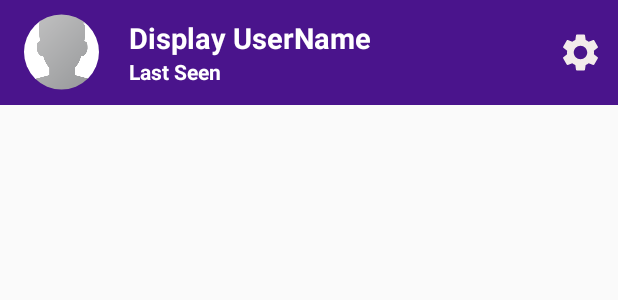
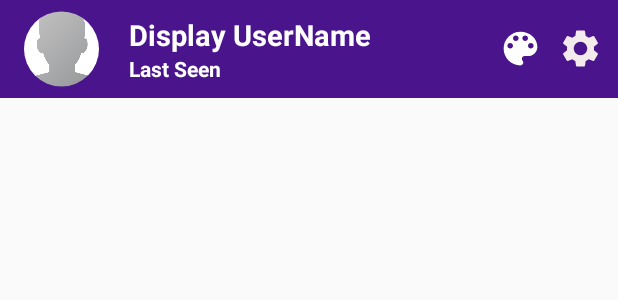
Before and after one commit to mishra-abhii/ChatMates, an Android app: the layout custom_chat_bar.xml on its own in the app's theme, with its tools: preview values and no code run, on a phone screen of 412 x 824 dp. Shown: the top 300 px of the screen. Run offline under Robolectric (Android 15) with nearby library versions, the phone set to English and light mode, and no system bars.

```diff
--- /dev/null
+++ b/app/src/main/res/drawable/ic_background_color.xml
@@ -0,0 +1,5 @@
+<vector android:height="24dp" android:tint="#000000"
+    android:viewportHeight="24" android:viewportWidth="24"
+    android:width="24dp" xmlns:android="http://schemas.android.com/apk/res/android">
+    <path android:fillColor="@android:color/white" android:pathData="M12,3c-4.97,0 -9,4.03 -9,9s4.03,9 9,9c0.83,0 1.5,-0.67 1.5,-1.5 0,-0.39 -0.15,-0.74 -0.39,-1.01 -0.23,-0.26 -0.38,-0.61 -0.38,-0.99 0,-0.83 0.67,-1.5 1.5,-1.5L16,16c2.76,0 5,-2.24 5,-5 0,-4.42 -4.03,-8 -9,-8zM6.5,12c-0.83,0 -1.5,-0.67 -1.5,-1.5S5.67,9 6.5,9 8,9.67 8,10.5 7.33,12 6.5,12zM9.5,8C8.67,8 8,7.33 8,6.5S8.67,5 9.5,5s1.5,0.67 1.5,1.5S10.33,8 9.5,8zM14.5,8c-0.83,0 -1.5,-0.67 -1.5,-1.5S13.67,5 14.5,5s1.5,0.67 1.5,1.5S15.33,8 14.5,8zM17.5,12c-0.83,0 -1.5,-0.67 -1.5,-1.5S16.67,9 17.5,9s1.5,0.67 1.5,1.5 -0.67,1.5 -1.5,1.5z"/>
+</vector>
--- /dev/null
+++ b/app/src/main/res/drawable/ic_notifications.xml
@@ -0,0 +1,5 @@
+<vector android:height="24dp" android:tint="#000000"
+    android:viewportHeight="24" android:viewportWidth="24"
+    android:width="24dp" xmlns:android="http://schemas.android.com/apk/res/android">
+    <path android:fillColor="@android:color/white" android:pathData="M7.58,4.08L6.15,2.65C3.75,4.48 2.17,7.3 2.03,10.5h2c0.15,-2.65 1.51,-4.97 3.55,-6.42zM19.97,10.5h2c-0.15,-3.2 -1.73,-6.02 -4.12,-7.85l-1.42,1.43c2.02,1.45 3.39,3.77 3.54,6.42zM18,11c0,-3.07 -1.64,-5.64 -4.5,-6.32L13.5,4c0,-0.83 -0.67,-1.5 -1.5,-1.5s-1.5,0.67 -1.5,1.5v0.68C7.63,5.36 6,7.92 6,11v5l-2,2v1h16v-1l-2,-2v-5zM12,22c0.14,0 0.27,-0.01 0.4,-0.04 0.65,-0.14 1.18,-0.58 1.44,-1.18 0.1,-0.24 0.15,-0.5 0.15,-0.78h-4c0.01,1.1 0.9,2 2.01,2z"/>
+</vector>
--- a/app/src/main/res/layout/custom_chat_bar.xml
+++ b/app/src/main/res/layout/custom_chat_bar.xml
@@ -1,24 +1,27 @@
 <?xml version="1.0" encoding="utf-8"?>
 <androidx.appcompat.widget.Toolbar xmlns:android="http://schemas.android.com/apk/res/android"
     android:layout_width="match_parent"
+    android:layout_height="65dp"
     android:background="@color/colorPrimary"
-    android:theme="@style/ThemeOverlay.AppCompat.Dark.ActionBar"
-    android:layout_height="70dp">
+    android:theme="@style/ThemeOverlay.AppCompat.Dark.ActionBar">
+
     <de.hdodenhof.circleimageview.CircleImageView
+        android:id="@+id/custom_profile_image"
         android:layout_width="50dp"
-        android:cropToPadding="true"
-        android:layout_marginLeft="10dp"
-        android:src="@drawable/profile_image"
+        android:layout_height="60dp"
         android:layout_alignParentStart="true"
         android:layout_alignParentTop="true"
-        android:id="@+id/custom_profile_image"
-        android:layout_height="60dp">
+        android:layout_marginLeft="10dp"
+        android:cropToPadding="true"
+        android:src="@drawable/profile_image">
 
     </de.hdodenhof.circleimageview.CircleImageView>
+
     <LinearLayout
         android:layout_width="wrap_content"
         android:layout_height="wrap_content"
         android:orientation="vertical">
+
         <TextView
             android:id="@+id/custom_profile_name"
             android:layout_width="wrap_content"
@@ -46,6 +49,21 @@
         </TextView>
     </LinearLayout>
 
+    <LinearLayout
+        android:layout_width="wrap_content"
+        android:layout_height="wrap_content"
+        android:layout_gravity="end"
+        android:orientation="horizontal">
+
+        <Button
+            android:id="@+id/changeBackgroundColor"
+            android:layout_width="30dp"
+            android:layout_height="30dp"
+            android:layout_gravity="end"
+            android:layout_marginEnd="10dp"
+            android:background="@drawable/ic_background_color"
+            android:backgroundTint="@color/white" />
+
         <Button
             android:id="@+id/contactsettings"
             android:layout_width="30dp"
@@ -53,4 +71,6 @@
             android:layout_gravity="end"
             android:layout_marginEnd="10dp"
             android:background="@drawable/ic_baseline_settings_24" />
+
+    </LinearLayout>
 </androidx.appcompat.widget.Toolbar>
```
Also changed, not shown: app/build.gradle (+9 -0 lines), app/src/main/AndroidManifest.xml (+8 -2 lines), app/src/main/java/com/example/chatmates/Authentication/LogInActivity.java (+27 -19 lines), app/src/main/java/com/example/chatmates/Authentication/RegisterActivity.java (+12 -12 lines), app/src/main/java/com/example/chatmates/ChatActivity.java (+27 -7 lines), app/src/main/java/com/example/chatmates/Fragments/ChatFragment.java (+23 -28 lines), app/src/main/java/com/example/chatmates/MainActivity.java (+21 -0 lines), app/src/main/java/com/example/chatmates/SettingsActivity.java (+7 -0 lines), app/src/main/java/com/example/chatmates/firebase/FCMSend.java (added, +64 -0 lines), app/src/main/java/com/example/chatmates/firebase/PushNotificationService.java (added, +74 -0 lines), app/src/main/res/layout/activity_chat.xml (+6 -6 lines). Lines whose indentation alone changed are shown as unchanged.
